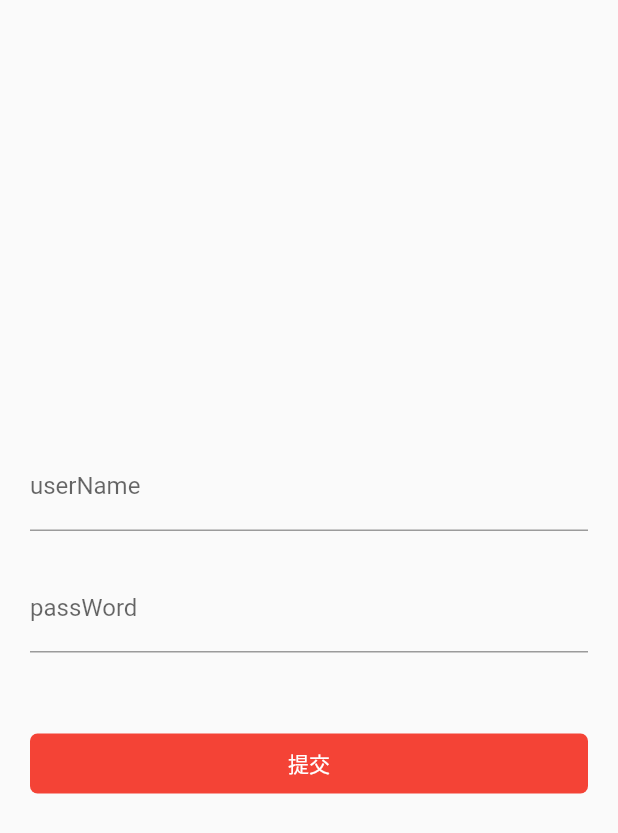
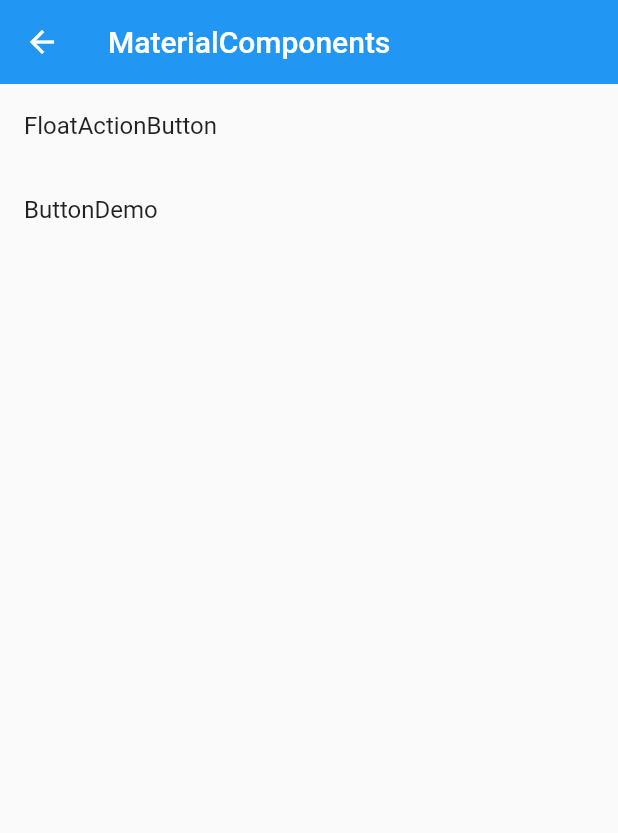
Before and after one commit to liubang0909/flutter_helloworld, a Flutter app: the screen it shows after launch, on a phone screen of 412 x 824 dp. Shown: the top 833 px of the screen. Run offline on Flutter 3.47's test engine with Material 2 defaults, Android fonts, the phone set to English and light mode, and no system bars.

Commit message:
Button、FloatingActionButton
Button、FloatingActionButton

```diff
--- /dev/null
+++ b/flutter_helloworld/lib/demo/material_components.dart
@@ -0,0 +1,79 @@
+import 'package:flutter/material.dart';
+import '../demo/button_demo.dart';
+import '../demo//float_action_button_demo.dart';
+
+class MaterialComponents extends StatelessWidget {
+  const MaterialComponents({Key key}) : super(key: key);
+
+  @override
+  Widget build(BuildContext context) {
+    return Container(
+      child: Scaffold(
+        appBar: AppBar(
+          title: Text('MaterialComponents'),
+          elevation: 0,
+        ),
+        body: ListView(
+          children: [
+            ListItem(
+              title: 'FloatActionButton',
+              page: FloatActionButtonDemo(),
+            ),
+            ListItem(
+              title: 'ButtonDemo',
+              page: ButtonDemo(),
+            )
+          ],
+        ),
+      ),
+    );
+  }
+}
+
+class WidgetDemo extends StatelessWidget {
+  const WidgetDemo({Key key}) : super(key: key);
+
+  @override
+  Widget build(BuildContext context) {
+    return Container(
+      child: Scaffold(
+        appBar: AppBar(
+          title: Text("ButtonDemo"),
+          elevation: 0,
+        ),
+        body: Container(
+          padding: EdgeInsets.all(16),
+          child: Column(
+            mainAxisAlignment: MainAxisAlignment.center,
+            children: [
+              Row(
+                mainAxisAlignment: MainAxisAlignment.center,
+                children: [],
+              )
+            ],
+          ),
+        ),
+      ),
+    );
+  }
+}
+
+class ListItem extends StatelessWidget {
+  final String title;
+  final Widget page;
+  const ListItem({Key key, this.title, this.page}) : super(key: key);
+
+  @override
+  Widget build(BuildContext context) {
+    return Container(
+      child: ListTile(
+        title: Text(title),
+        onTap: () {
+          Navigator.of(context).push(MaterialPageRoute(builder: (context) {
+            return page;
+          }));
+        },
+      ),
+    );
+  }
+}
--- a/flutter_helloworld/lib/main.dart
+++ b/flutter_helloworld/lib/main.dart
@@ -8,6 +8,7 @@ import 'demo/view_demo.dart';
 import 'demo/sliver_demo.dart';
 import 'demo/navigator_demo.dart';
 import 'demo/form_demo.dart';
+import 'demo/material_components.dart';
 
 void main() => runApp(App());
 
@@ -16,11 +17,12 @@ class App extends StatelessWidget {
   Widget build(BuildContext context) {
     return MaterialApp(
       // home: NavigatorDemo(),
-      initialRoute: '/form',
+      initialRoute: '/mdc',
       routes: {
         '/': (context) => Home(),
         '/about': (context) => (PageDemo(title: 'About')),
-        '/form': (context) => (FormDemo())
+        '/form': (context) => (FormDemo()),
+        '/mdc': (context) => (MaterialComponents())
       },
       theme: ThemeData(
           primaryColor: Colors.blue,
```
Also changed, not shown: flutter_helloworld/lib/demo/button_demo.dart (added, +117 -0 lines), flutter_helloworld/lib/demo/float_action_button_demo.dart (added, +43 -0 lines).
